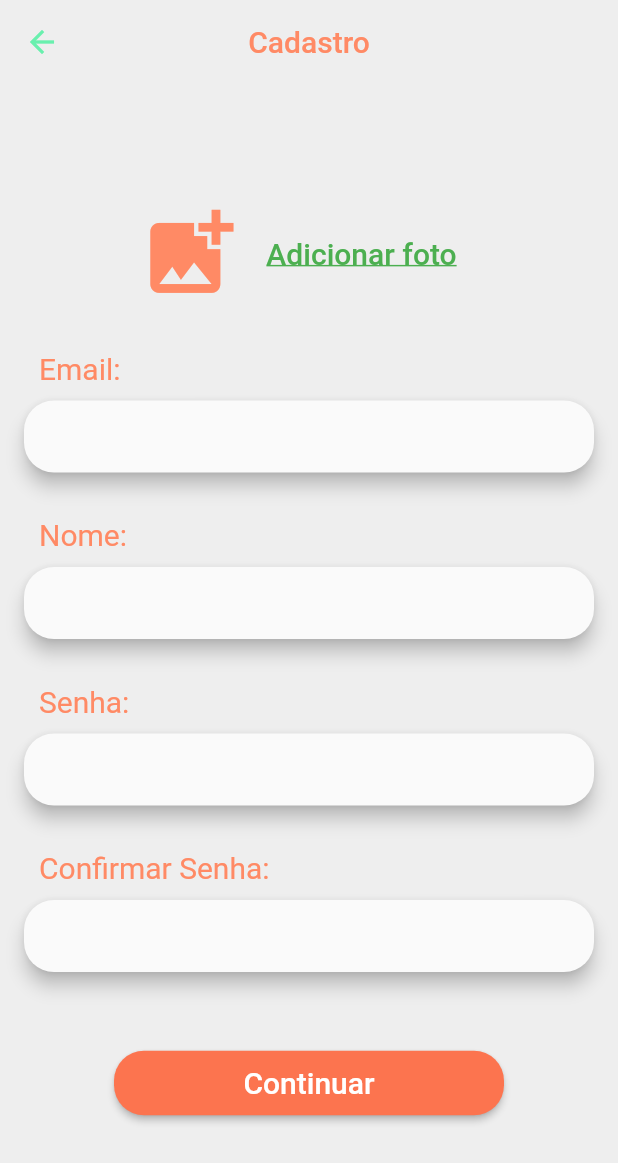
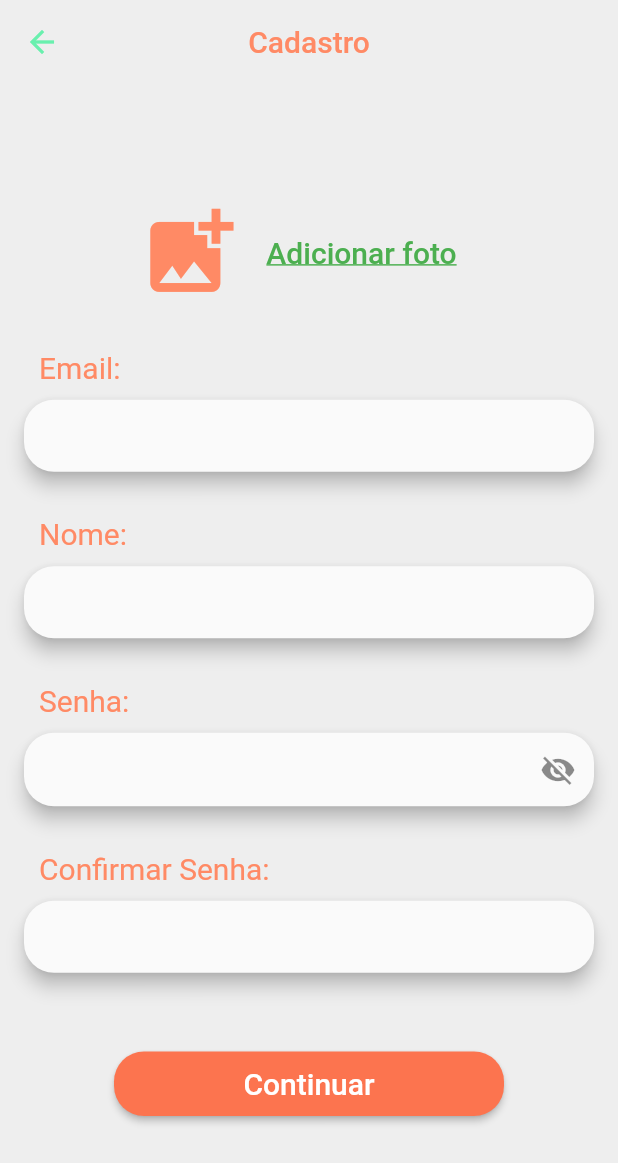
Before and after one commit to DevMobUFRJ/rango, a Flutter app: the screen it shows after launch, after a tap on "Cadastro", on a phone screen of 412 x 824 dp. Shown: the top 1163 px of the screen. Run offline on Flutter 3.47's test engine with Material 2 defaults, Android fonts, the phone set to English and light mode, and no system bars; our stand-ins replace cloud_firestore, firebase_auth; accounts and stored records are empty.

Commit message:
Fazendo layout básico tela principal

```diff
--- a/lib/main.dart
+++ b/lib/main.dart
@@ -1,22 +1,31 @@
 import 'package:flutter/material.dart';
 import 'package:firebase_auth/firebase_auth.dart';
 
-import 'package:rango/screens/AuthScreen.dart';
+import 'package:rango/screens/auth/AuthScreen.dart';
 import 'package:rango/screens/HomeScreen.dart';
-import 'package:rango/screens/PrincipalScreen.dart';
-import 'package:rango/screens/AuthScreen.dart';
+import 'package:rango/screens/auth/AuthScreen.dart';
+import 'package:rango/screens/main/PrincipalScreen.dart';
 
 void main() {
   runApp(MyApp());
 }
 
 class MyApp extends StatelessWidget {
-  // This widget is the root of your application.
   @override
   Widget build(BuildContext context) {
     return MaterialApp(
       title: 'Rango',
       theme: ThemeData(
+        backgroundColor: Color(0xFFF5F5F5),
+        accentColor: Colors.deepOrange[300],
+        primaryColor: Color(0xFF8FDDCE),
+        textTheme: TextTheme(
+          headline1: TextStyle(
+            fontSize: 35,
+            color: Colors.deepOrange[300],
+            fontWeight: FontWeight.w500,
+          ),
+        ),
         buttonTheme: ButtonTheme.of(context).copyWith(
           buttonColor: Color.fromRGBO(252, 116, 79, 1),
           shape:
--- a/lib/screens/HomeScreen.dart
+++ b/lib/screens/HomeScreen.dart
@@ -1,6 +1,5 @@
 import 'package:flutter/material.dart';
-import 'package:rango/screens/AuthScreen.dart';
-import 'package:rango/screens/AuthScreen.dart';
+import 'package:rango/screens/auth/AuthScreen.dart';
 
 class HomeScreen extends StatelessWidget {
   @override
--- a/lib/screens/AuthScreen.dart
+++ b/lib/screens/auth/AuthScreen.dart
@@ -1,5 +1,5 @@
 import 'package:flutter/material.dart';
-import 'package:rango/widgets/AuthForm.dart';
+import 'package:rango/widgets/auth/AuthForm.dart';
 import 'package:firebase_auth/firebase_auth.dart';
 import 'package:flutter/services.dart';
 import 'package:cloud_firestore/cloud_firestore.dart';
@@ -25,6 +25,7 @@ class _AuthScreenState extends State<AuthScreen> {
     AuthResult authResult;
 
     try {
+      setState(() => _isLoading = true);
       if (_isLogin) {
         authResult = await _auth.signInWithEmailAndPassword(
             email: email, password: password);
@@ -40,8 +41,8 @@ class _AuthScreenState extends State<AuthScreen> {
           'email': email,
         });
       }
+      setState(() => _isLoading = false);
       Navigator.of(context).pop();
-      setState(() => _isLoading = true);
     } on PlatformException catch (error) {
       var message = 'Ocorreu um erro';
       if (error.message != null) {
--- a/lib/widgets/AuthForm.dart
+++ b/lib/widgets/auth/AuthForm.dart
@@ -22,9 +22,9 @@ class _AuthFormState extends State<AuthForm> {
   String _name = '';
   String _email = '';
   String _password = '';
+  bool _showPassword = false;
 
   void _submit() {
-    print('chamou');
     final isValid = _formKey.currentState.validate();
     FocusScope.of(context).unfocus();
     if (isValid) {
@@ -172,6 +172,7 @@ class _AuthFormState extends State<AuthForm> {
                       ),
                       elevation: 5,
                       child: TextFormField(
+                        textAlign: TextAlign.start,
                         textInputAction: TextInputAction.next,
                         onFieldSubmitted: (_) =>
                             FocusScope.of(context).nextFocus(),
@@ -184,10 +185,18 @@ class _AuthFormState extends State<AuthForm> {
                           }
                           return null;
                         },
-                        obscureText: true,
+                        obscureText: !_showPassword,
                         decoration: InputDecoration(
-                            border: InputBorder.none,
-                            contentPadding: EdgeInsets.only(left: 15)),
+                          contentPadding: EdgeInsets.all(15),
+                          suffixIcon: IconButton(
+                            icon: Icon(!_showPassword
+                                ? Icons.visibility_off
+                                : Icons.visibility),
+                            onPressed: () =>
+                                setState(() => _showPassword = !_showPassword),
+                          ),
+                          border: InputBorder.none,
+                        ),
                       ),
                     ),
                     if (!widget._isLogin) SizedBox(height: 30),
@@ -235,10 +244,22 @@ class _AuthFormState extends State<AuthForm> {
                         child: RaisedButton(
                           padding: EdgeInsets.symmetric(vertical: 10),
                           onPressed: _submit,
-                          child: Text(
-                            'Continuar',
-                            style: TextStyle(color: Colors.white, fontSize: 20),
-                          ),
+                          child: widget._isLoading
+                              ? SizedBox(
+                                  child: CircularProgressIndicator(
+                                    valueColor:
+                                        new AlwaysStoppedAnimation<Color>(
+                                            Colors.white),
+                                    strokeWidth: 3.0,
+                                  ),
+                                  height: 15,
+                                  width: 15,
+                                )
+                              : Text(
+                                  'Continuar',
+                                  style: TextStyle(
+                                      color: Colors.white, fontSize: 20),
+                                ),
                         ),
                       ),
                     ),
```
Also changed, not shown: lib/screens/PrincipalScreen.dart (deleted, +0 -48 lines), lib/screens/main/PrincipalScreen.dart (added, +83 -0 lines).
